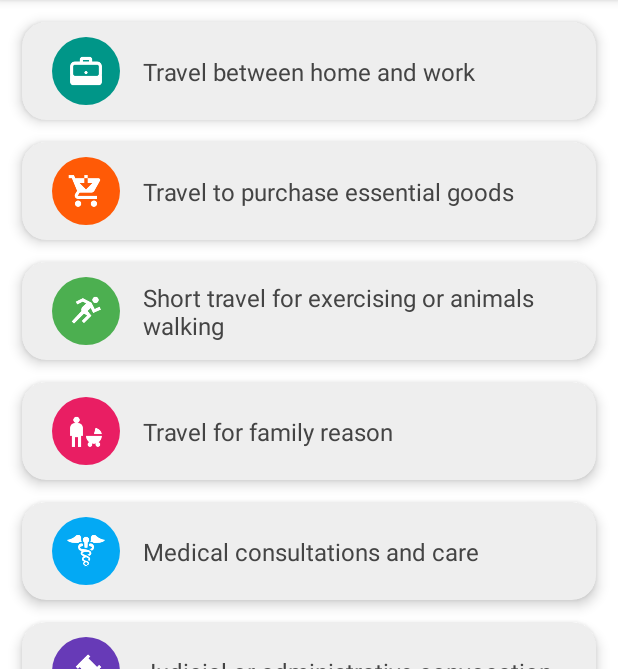
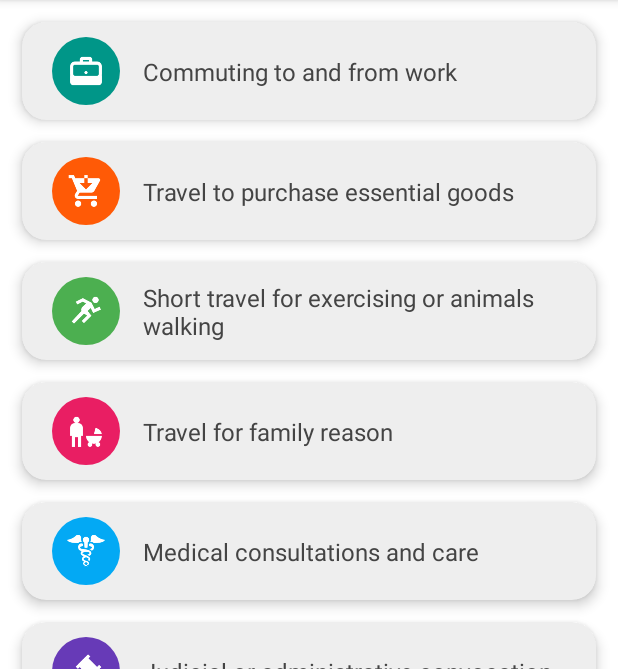
Before and after one commit to PeredurOmega/FrenchTravelCertificate, an Android app: the ReasonPickerFragment screen opened directly, with no data from a screen before it, on a phone screen of 412 x 824 dp, the part 84-753 px from its top. Run offline under Robolectric (Android 15) with nearby library versions, the phone set to English and light mode, and no system bars; network calls fail.

Commit message:
Updating reasons codes

```diff
--- a/app/src/main/java/com/pi/certificate/objects/Reasons.kt
+++ b/app/src/main/java/com/pi/certificate/objects/Reasons.kt
@@ -1,7 +1,6 @@
 package com.pi.certificate.objects
 
 import android.content.res.Resources
-import android.graphics.Color
 import com.pi.certificate.R
 
 /**
@@ -34,10 +33,10 @@ class Reasons(private val resources: Resources) {
                 "business_96px",  -0xff6978, 0, "travail")
             1 -> Reason(resources.getString(R.string.purchase_of_necessities_reason_short_name),
                 resources.getString(R.string.purchase_of_necessities_reason_description),
-                "buy_96px",  -0xa5fa, 1, "courses")
+                "buy_96px",  -0xa5fa, 1, "achats")
             2 -> Reason(resources.getString(R.string.sports_or_animals_reason_short_name),
                 resources.getString(R.string.sports_or_animals_reason_description),
-                "exercise_96px", -0xb350b0, 2, "sport")
+                "exercise_96px", -0xb350b0, 2, "sport_animaux")
             3 -> Reason(resources.getString(R.string.family_reason_short_name),
                 resources.getString(R.string.family_reason_description),
                 "family_96px",  -0x16e19d, 3, "famille")
@@ -46,7 +45,7 @@ class Reasons(private val resources: Resources) {
                 "caduceus_96px",  -0xfc560c, 4, "sante")
             5 -> Reason(resources.getString(R.string.judicial_or_administrative_reason_short_name),
                 resources.getString(R.string.judicial_or_administrative_reason_description),
-                "law_96px", -0x98c549, 5, "judiciaire")
+                "law_96px", -0x98c549, 5, "convocation")
             6 -> Reason(resources.getString(R.string.general_interest_task_reason_short_name),
                 resources.getString(R.string.general_interest_task_reason_description),
                 "work_96px",  -0x3223c7, 6, "missions")
@@ -55,7 +54,7 @@ class Reasons(private val resources: Resources) {
                 "wheelchair_96px",  -8825528, 7, "handicap")
             else -> Reason(resources.getString(R.string.school_reason_short_name),
                 resources.getString(R.string.school_reason_description),
-                "crosswalk_96px",  -769226, 8, "school")
+                "crosswalk_96px",  -769226, 8, "enfants")
         }
     }
 
--- a/app/src/main/res/values/strings.xml
+++ b/app/src/main/res/values/strings.xml
@@ -67,7 +67,7 @@
     <string name="no_profile_info">Please fill your profile to create a certificate.</string>
     <string name="fill_profile">Fill profile</string>
     <string name="unknown_error">An unknown error occurred.</string>
-    <string name="work_reason_short_name">Travel between home and work</string>
+    <string name="work_reason_short_name">Commuting to and from work</string>
     <string name="purchase_of_necessities_reason_short_name">Travel to purchase essential goods
     </string>
     <string name="health_reason_short_name">Medical consultations and care</string>
```
Also changed, not shown: app/src/main/java/com/pi/certificate/objects/Certificate.kt (+6 -6 lines).
